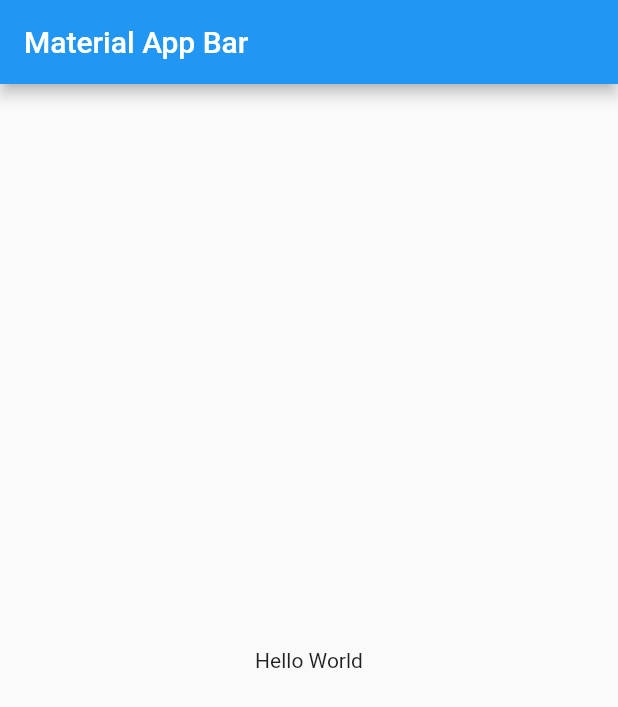
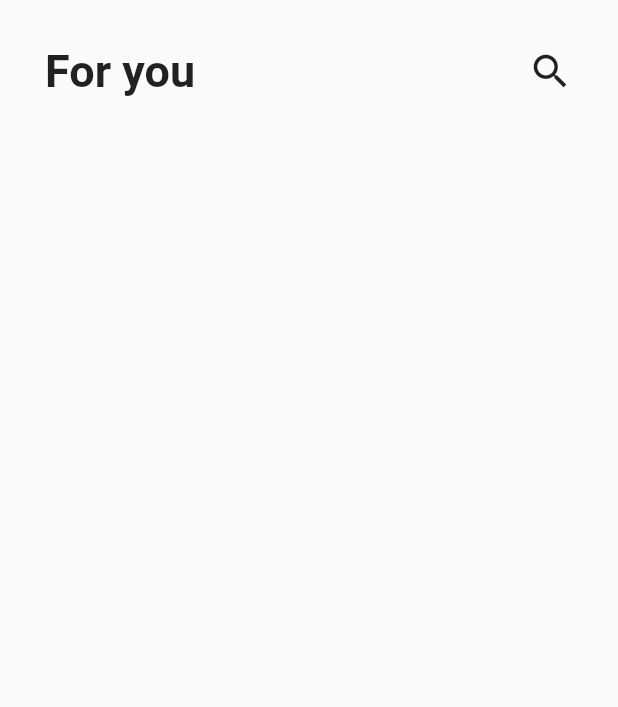
Before and after one commit to rmoralesd/flutter_shoesapp, a Flutter app: the screen it shows after launch, on a phone screen of 412 x 824 dp. Shown: the top 707 px of the screen. Run offline on Flutter 3.47's test engine with Material 2 defaults, Android fonts, the phone set to English and light mode, and no system bars.

Commit message:
Creation of custom appbar

```diff
--- a/lib/main.dart
+++ b/lib/main.dart
@@ -1,4 +1,5 @@
 import 'package:flutter/material.dart';
+import 'package:flutter_shoesapp/src/pages/zapato_page.dart';
 
 void main() => runApp(MyApp());
 
@@ -9,14 +10,7 @@ class MyApp extends StatelessWidget {
       title: 'ShoessApp',
       debugShowCheckedModeBanner: false,
       home: Scaffold(
-        appBar: AppBar(
-          title: Text('Material App Bar'),
-        ),
-        body: Center(
-          child: Container(
-            child: Text('Hello World'),
-          ),
-        ),
+        body: ZapatoPage(),
       ),
     );
   }
--- /dev/null
+++ b/lib/src/pages/zapato_page.dart
@@ -0,0 +1,12 @@
+import 'package:flutter/material.dart';
+import 'package:flutter_shoesapp/src/widgets/custom_widgets.dart';
+
+class ZapatoPage extends StatelessWidget {
+  @override
+  Widget build(BuildContext context) {
+    return Scaffold(
+        body: CustomAppBar(
+      texto: 'For you',
+    ));
+  }
+}
--- /dev/null
+++ b/lib/src/widgets/custom_appbar.dart
@@ -0,0 +1,38 @@
+import 'package:flutter/material.dart';
+
+class CustomAppBar extends StatelessWidget {
+  final String texto;
+
+  const CustomAppBar({Key key, @required this.texto}) : super(key: key);
+
+  @override
+  Widget build(BuildContext context) {
+    return SafeArea(
+      top: true,
+      bottom: false,
+      child: Padding(
+        padding: const EdgeInsets.symmetric(horizontal: 30),
+        child: Container(
+          margin: const EdgeInsets.only(top: 30),
+          width: double.infinity,
+          child: Row(
+            children: [
+              Text(
+                texto,
+                style: TextStyle(
+                  fontSize: 30,
+                  fontWeight: FontWeight.w700,
+                ),
+              ),
+              Spacer(),
+              Icon(
+                Icons.search,
+                size: 30,
+              )
+            ],
+          ),
+        ),
+      ),
+    );
+  }
+}
--- /dev/null
+++ b/lib/src/widgets/custom_widgets.dart
@@ -0,0 +1 @@
+export 'package:flutter_shoesapp/src/widgets/custom_appbar.dart';
```
